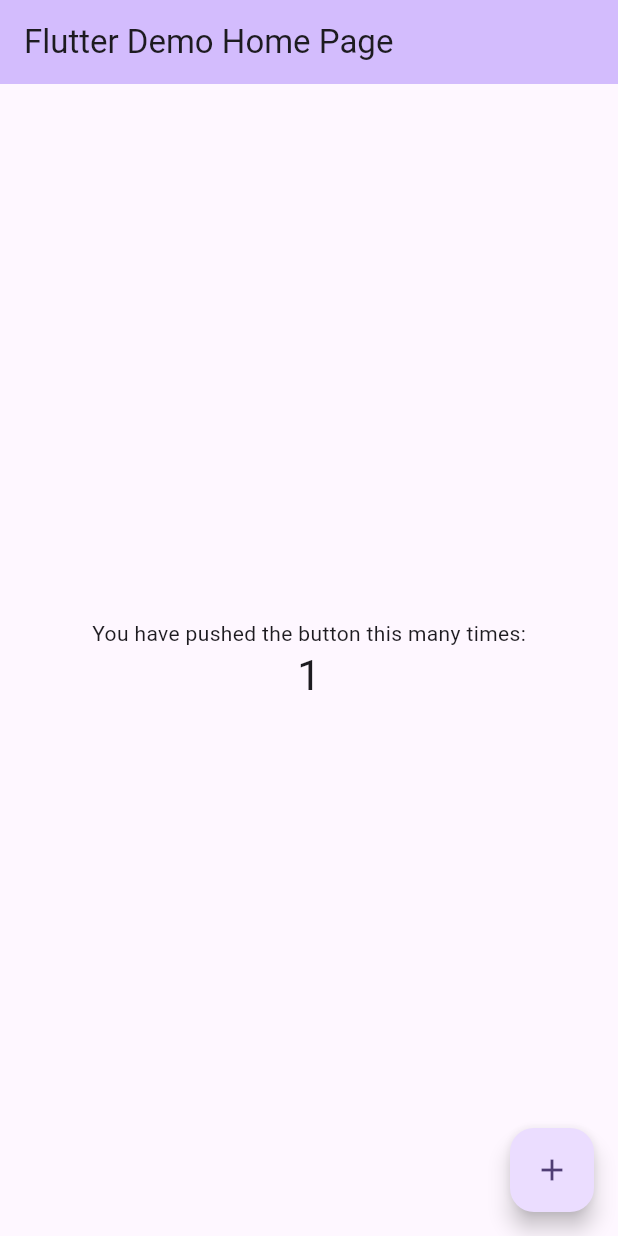
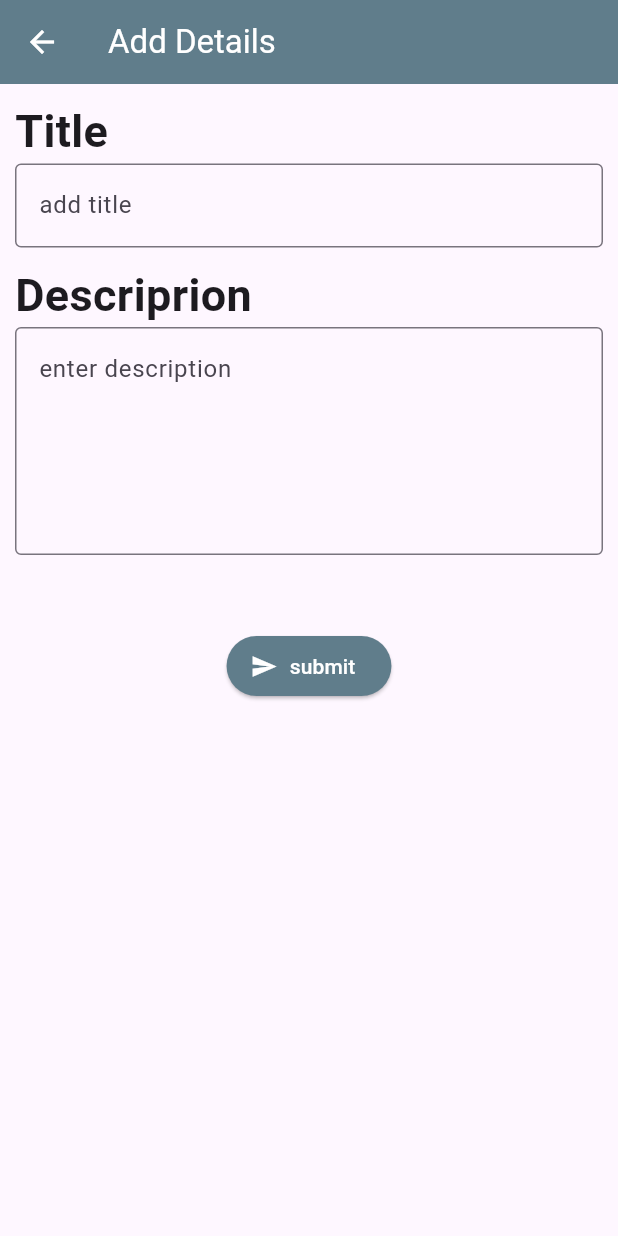
Before and after one commit to Ansinarose/TODO_BLOC, a Flutter app: the screen it shows after launch, after a tap on the "add" icon, on a phone screen of 412 x 824 dp. Run offline on Flutter 3.47's test engine with Material 3 defaults, Android fonts, the phone set to English and light mode, and no system bars; our stand-ins replace bloc, flutter_bloc; network calls fail.

```diff
--- /dev/null
+++ b/lib/bloc/todo_bloc.dart
@@ -0,0 +1,56 @@
+import 'package:bloc/bloc.dart';
+import 'package:flutter/foundation.dart';
+import 'package:todo_app_bloc/models/todo_model.dart';
+import 'package:todo_app_bloc/services/repository.dart';
+
+part 'todo_event.dart';
+part 'todo_state.dart';
+
+class TodoBloc extends Bloc<TodoEvent, TodoState> {
+  TodoBloc() : super(TodoInitial()) {
+    on<AddToDo>(addTodo);
+    on<InitialToDo>(initialToDoFetch);
+
+  }
+
+  initialToDoFetch(InitialToDo event, Emitter<TodoState> emit) async {
+    emit(ToDoLoading());
+    try {
+      final values = await fetchdata();
+      final List<TodoModel> items = [];
+      for (int i = 0; i < values.length; i++) {
+        items.add(TodoModel(
+            id: values[i]["_id"],
+            title: values[i]['title'],
+            description: values[i]['description']));
+      }
+      emit(ToDoFetched(todoList: items));
+    } catch (e) {
+      throw Exception(e.toString());
+    }
+  }
+
+  addTodo(AddToDo event, Emitter<TodoState> emit) async {
+    emit(ToDoAdded());
+    emit(ToDoLoading());
+    try {
+      final result = await submitData(event.title, event.description);
+      if (result == 'success') {
+        emit(Addsuccess());
+        add(InitialToDo());
+      }
+    } catch (e) {
+      emit(ToDoAddingError(e.toString()));
+      add(InitialToDo());
+    }
+  }
+
+
+  @override
+  void onTransition(Transition<TodoEvent, TodoState> transition) {
+    if (kDebugMode) {
+      print(transition);
+    }
+    super.onTransition(transition);
+  }
+}
--- /dev/null
+++ b/lib/bloc/todo_event.dart
@@ -0,0 +1,13 @@
+part of 'todo_bloc.dart';
+
+@immutable
+sealed class TodoEvent {}
+
+final class AddToDo extends TodoEvent {
+  final String title;
+  final String description;
+  AddToDo({required this.title, required this.description});
+}
+
+
+final class InitialToDo extends TodoEvent {}
--- /dev/null
+++ b/lib/bloc/todo_state.dart
@@ -0,0 +1,22 @@
+part of 'todo_bloc.dart';
+
+@immutable
+sealed class TodoState {}
+
+final class TodoInitial extends TodoState {}
+
+class ToDoLoading extends TodoState {}
+
+class ToDoFetched extends TodoState {
+  final List<TodoModel> todoList;
+  ToDoFetched({required this.todoList});
+}
+
+class ToDoAdded extends TodoState {}
+
+class Addsuccess extends TodoState {}
+
+class ToDoAddingError extends TodoState {
+  final String error;
+  ToDoAddingError(this.error);
+}
--- a/lib/main.dart
+++ b/lib/main.dart
@@ -1,125 +1,24 @@
 import 'package:flutter/material.dart';
+import 'package:flutter_bloc/flutter_bloc.dart';
+import 'package:todo_app_bloc/bloc/todo_bloc.dart';
+import 'package:todo_app_bloc/screens/home_screen.dart';
+
 
 void main() {
-  runApp(const MyApp());
+  runApp(BlocProvider(
+    create: (context) => TodoBloc(),
+    child: const ToDoApplication(),
+  ));
 }
 
-class MyApp extends StatelessWidget {
-  const MyApp({super.key});
+class ToDoApplication extends StatelessWidget {
+  const ToDoApplication({super.key});
 
-  // This widget is the root of your application.
   @override
   Widget build(BuildContext context) {
-    return MaterialApp(
-      title: 'Flutter Demo',
-      theme: ThemeData(
-        // This is the theme of your application.
-        //
-        // TRY THIS: Try running your application with "flutter run". You'll see
-        // the application has a purple toolbar. Then, without quitting the app,
-        // try changing the seedColor in the colorScheme below to Colors.green
-        // and then invoke "hot reload" (save your changes or press the "hot
-        // reload" button in a Flutter-supported IDE, or press "r" if you used
-        // the command line to start the app).
-        //
-        // Notice that the counter didn't reset back to zero; the application
-        // state is not lost during the reload. To reset the state, use hot
-        // restart instead.
-        //
-        // This works for code too, not just values: Most code changes can be
-        // tested with just a hot reload.
-        colorScheme: ColorScheme.fromSeed(seedColor: Colors.deepPurple),
-        useMaterial3: true,
-      ),
-      home: const MyHomePage(title: 'Flutter Demo Home Page'),
+    return const MaterialApp(
+      debugShowCheckedModeBanner: false,
+      home: HomeScreen(),
     );
   }
 }
-
-class MyHomePage extends StatefulWidget {
-  const MyHomePage({super.key, required this.title});
-
-  // This widget is the home page of your application. It is stateful, meaning
-  // that it has a State object (defined below) that contains fields that affect
-  // how it looks.
-
-  // This class is the configuration for the state. It holds the values (in this
-  // case the title) provided by the parent (in this case the App widget) and
-  // used by the build method of the State. Fields in a Widget subclass are
-  // always marked "final".
-
-  final String title;
-
-  @override
-  State<MyHomePage> createState() => _MyHomePageState();
-}
-
-class _MyHomePageState extends State<MyHomePage> {
-  int _counter = 0;
-
-  void _incrementCounter() {
-    setState(() {
-      // This call to setState tells the Flutter framework that something has
-      // changed in this State, which causes it to rerun the build method below
-      // so that the display can reflect the updated values. If we changed
-      // _counter without calling setState(), then the build method would not be
-      // called again, and so nothing would appear to happen.
-      _counter++;
-    });
-  }
-
-  @override
-  Widget build(BuildContext context) {
-    // This method is rerun every time setState is called, for instance as done
-    // by the _incrementCounter method above.
-    //
-    // The Flutter framework has been optimized to make rerunning build methods
-    // fast, so that you can just rebuild anything that needs updating rather
-    // than having to individually change instances of widgets.
-    return Scaffold(
-      appBar: AppBar(
-        // TRY THIS: Try changing the color here to a specific color (to
-        // Colors.amber, perhaps?) and trigger a hot reload to see the AppBar
-        // change color while the other colors stay the same.
-        backgroundColor: Theme.of(context).colorScheme.inversePrimary,
-        // Here we take the value from the MyHomePage object that was created by
-        // the App.build method, and use it to set our appbar title.
-        title: Text(widget.title),
-      ),
-      body: Center(
-        // Center is a layout widget. It takes a single child and positions it
-        // in the middle of the parent.
-        child: Column(
-          // Column is also a layout widget. It takes a list of children and
-          // arranges them vertically. By default, it sizes itself to fit its
-          // children horizontally, and tries to be as tall as its parent.
-          //
-          // Column has various properties to control how it sizes itself and
-          // how it positions its children. Here we use mainAxisAlignment to
-          // center the children vertically; the main axis here is the vertical
-          // axis because Columns are vertical (the cross axis would be
-          // horizontal).
-          //
-          // TRY THIS: Invoke "debug painting" (choose the "Toggle Debug Paint"
-          // action in the IDE, or press "p" in the console), to see the
-          // wireframe for each widget.
-          mainAxisAlignment: MainAxisAlignment.center,
-          children: <Widget>[
-            const Text(
-              'You have pushed the button this many times:',
-            ),
-            Text(
-              '$_counter',
-              style: Theme.of(context).textTheme.headlineMedium,
-            ),
-          ],
-        ),
-      ),
-      floatingActionButton: FloatingActionButton(
-        onPressed: _incrementCounter,
-        tooltip: 'Increment',
-        child: const Icon(Icons.add),
-      ), // This trailing comma makes auto-formatting nicer for build methods.
-    );
-  }
-}
--- /dev/null
+++ b/lib/models/todo_model.dart
@@ -0,0 +1,11 @@
+class TodoModel {
+  String id;
+  String title;
+  String description;
+
+  TodoModel({
+    required this.id,
+    required this.title,
+    required this.description,
+  });
+}
--- /dev/null
+++ b/lib/screens/add_screen.dart
@@ -0,0 +1,104 @@
+// ignore_for_file: prefer_const_constructors
+
+import 'package:flutter/material.dart';
+import 'package:flutter_bloc/flutter_bloc.dart';
+import 'package:todo_app_bloc/bloc/todo_bloc.dart';
+import 'package:todo_app_bloc/models/todo_model.dart';
+
+
+class AddScreen extends StatefulWidget {
+  final TodoModel? todo;
+  const AddScreen({
+    super.key,
+    this.todo,
+  });
+
+  @override
+  State<AddScreen> createState() => _AddScreenState();
+}
+
+class _AddScreenState extends State<AddScreen> {
+  TextEditingController titleController = TextEditingController();
+  final descriptionController = TextEditingController();
+
+
+  @override
+  void initState() {
+    super.initState();
+
+    titleController.text = widget.todo != null ? widget.todo!.title : "";
+    descriptionController.text =
+        widget.todo != null ? widget.todo!.description : "";
+  }
+
+  @override
+  Widget build(BuildContext context) {
+    return Scaffold(
+      appBar: AppBar(
+        iconTheme: IconThemeData(color: Colors.white),
+        title: Text(
+           'Add Details ',
+          style: TextStyle(color: Colors.white),
+        ),
+        backgroundColor: Colors.blueGrey,
+      ),
+      body: BlocListener<TodoBloc, TodoState>(
+        listener: (context, state) {
+          if (state is ToDoAdded) {
+            Navigator.pop(context);
+          }
+        },
+        child: Padding(
+          padding: EdgeInsets.all(10),
+          child: Column(
+            crossAxisAlignment: CrossAxisAlignment.start,
+            children: [
+              Text(
+                'Title',
+                style: TextStyle(fontSize: 30, fontWeight: FontWeight.bold),
+              ),
+              TextFormField(
+                controller: titleController,
+                decoration: InputDecoration(
+                    hintText: 'add title', border: OutlineInputBorder()),
+              ),
+              SizedBox(
+                height: 10,
+              ),
+              Text(
+                'Descriprion',
+                style: TextStyle(fontSize: 30, fontWeight: FontWeight.bold),
+              ),
+              TextFormField(
+                controller: descriptionController,
+                maxLines: 5,
+                decoration: InputDecoration(
+                    hintText: 'enter description',
+                    border: OutlineInputBorder()),
+              ),
+              SizedBox(height: 50,),
+              Center(
+                child: ElevatedButton.icon(
+
+                    onPressed: () {
+
+                           context.read<TodoBloc>().add(AddToDo(
+                              title: titleController.text,
+                              description: descriptionController.text));
+
+                    },
+                    icon: Icon(Icons.send),
+                    label: Text('submit', ),
+                    style: ButtonStyle(
+                      backgroundColor: MaterialStateProperty.all<Color>(Colors.blueGrey),
+                      foregroundColor: MaterialStateProperty.all<Color>(Colors.white)
+                    ),
+                    ),
+              )
+            ],
+          ),
+        ),
+      ),
+    );
+  }
+}
--- /dev/null
+++ b/lib/screens/home_screen.dart
@@ -0,0 +1,92 @@
+import 'package:flutter/material.dart';
+import 'package:flutter_bloc/flutter_bloc.dart';
+import 'package:todo_app_bloc/bloc/todo_bloc.dart';
+import 'package:todo_app_bloc/screens/add_screen.dart';
+
+
+class HomeScreen extends StatefulWidget {
+  const HomeScreen({super.key});
+
+  @override
+  State<HomeScreen> createState() => _HomeScreenState();
+}
+
+class _HomeScreenState extends State<HomeScreen> {
+  @override
+  void initState() {
+    super.initState();
+    context.read<TodoBloc>().add(InitialToDo());
+  }
+
+  @override
+  Widget build(BuildContext context) {
+    return SafeArea(
+      child: Scaffold(
+        appBar: AppBar(
+          centerTitle: true,
+          title: const Text(
+            'ToDo App',
+            style: TextStyle(color: Colors.white),
+          ),
+          backgroundColor: Colors.blueGrey,
+        ),
+        floatingActionButton: FloatingActionButton(
+          backgroundColor: Colors.blueGrey,
+          onPressed: () {
+            Navigator.of(context).push(
+                MaterialPageRoute(builder: (context) => const AddScreen()));
+          },
+          child: const Icon(Icons.add),
+        ),
+        body: BlocConsumer<TodoBloc, TodoState>(
+          listener: (context, state) {
+
+
+            if (state is Addsuccess) {
+              ScaffoldMessenger.of(context).showSnackBar(const SnackBar(
+                content: Text(
+                  "Added successfully",
+                  style: TextStyle(color: Colors.black),
+                ),
+                backgroundColor: Colors.green,
+              ));
+            }
+          },
+          builder: (context, state) {
+            if (state is ToDoLoading) {
+              return const Center(
+                child: CircularProgressIndicator(),
+              );
+            }
+            if (state is ToDoFetched) {
+              if (state.todoList.isEmpty) {
+                return const Center(
+                  child: Text("No Data"),
+                );
+              }
+              return ListView.builder(
+                  itemCount: state.todoList.length,
+                  itemBuilder: (context, index) {
+                    final item = state.todoList[index];
+                    return Card(
+                      child: ListTile(
+                        leading: CircleAvatar(
+                            backgroundColor: Colors.blueGrey,
+                            child: Text(
+                              "${index + 1}",
+                            )),
+                        title: Text(item.title),
+                        subtitle: Text(item.description),
+
+                      ),
+                    );
+                  });
+            } else {
+              return Container();
+            }
+          },
+        ),
+      ),
+    );
+  }
+}
--- /dev/null
+++ b/lib/services/repository.dart
@@ -0,0 +1,77 @@
+import 'dart:convert';
+import 'package:http/http.dart' as http;
+
+
+
+Future<List<dynamic>> fetchdata() async {
+  try {
+    const url = 'https://api.nstack.in/v1/todos?page=1&limit=10';
+    final uri = Uri.parse(url);
+    final response = await http.get(uri);
+    if (response.statusCode == 200) {
+      final result = jsonDecode(response.body);
+      return result['items'];
+    }
+    return [];
+  } catch (e) {
+    throw Exception(e.toString());
+  }
+}
+
+submitData(String title, String description) async {
+  final body = {"title": title, "description": description};
+  const url = 'https://api.nstack.in/v1/todos';
+  final uri = Uri.parse(url);
+  try {
+    final response = await http.post(uri,
+        body: jsonEncode(body), headers: {'Content-Type': 'application/json'});
+    if (response.statusCode == 201) {
+      print('Success');
+      return 'success';
+    }
+  } catch (e) {
+    throw Exception(e);
+  }
+}
+
+updateData(String id, String title, String descritpion) async {
+  try {
+    final body = dataProviderEditData(title, descritpion);
+    final url = 'https://api.nstack.in/v1/todos/$id';
+    final uri = Uri.parse(url);
+    final response = await http.put(uri,
+        body: jsonEncode(body), headers: {'Content-Type': 'application/json'});
+    if (response.statusCode == 200) {
+      return 'success';
+    } else {}
+  } catch (e) {
+    return 'failure';
+  }
+}
+
+Future<http.Response> deletebyid(String id) async {
+  try {
+    final url = 'https://api.nstack.in/v1/todos/$id';
+    final uri = Uri.parse(url);
+    final response = await http.delete(uri);
+    return response;
+  } catch (e) {
+    return http.Response('error deleting data:$e', 500);
+  }
+}
+
+deleteData(String id) async {
+  try {
+    final response = await deletebyid(id);
+    if (response.statusCode == 200) {
+      return 'success';
+    }
+  } catch (e) {
+    return 'failure';
+  }
+}
+
+Map<String, String> dataProviderEditData(String title, String description) {
+  final body = {"title": title, "description": description};
+  return body;
+}
--- a/pubspec.yaml
+++ b/pubspec.yaml
@@ -35,6 +35,9 @@ dependencies:
   # The following adds the Cupertino Icons font to your application.
   # Use with the CupertinoIcons class for iOS style icons.
   cupertino_icons: ^1.0.6
+  flutter_bloc: ^8.1.5
+  equatable: ^2.0.5
+  http: ^1.2.1
 
 dev_dependencies:
   flutter_test:
```
Also changed, not shown: pubspec.lock, 1 other file.
